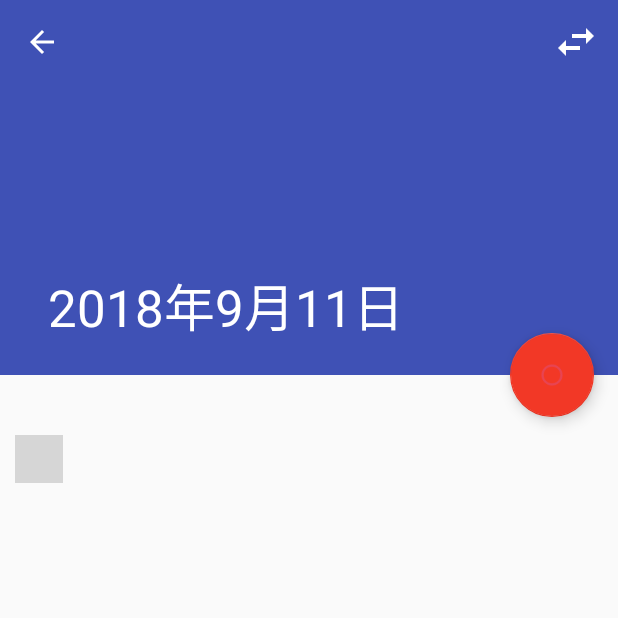
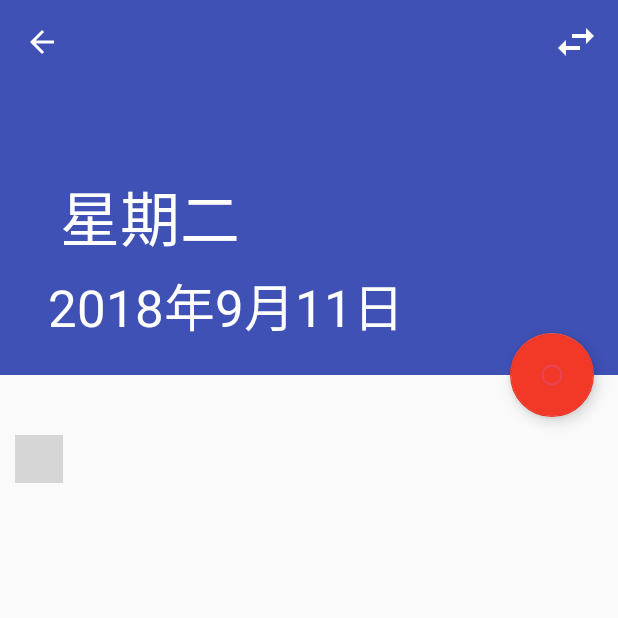
Before and after one commit to ZouTaooo/Invisible, an Android app: the DiaryActivity screen opened directly, with no data from a screen before it, on a phone screen of 412 x 824 dp, the top half of it. Run offline under Robolectric (Android 15) with nearby library versions, the light colour scheme and no system bars; libraries missing offline, so code that uses them is left out: com.baoyachi.stepview; plain views replace VerticalStepView; pictures from the network do not load; 2 statements that could not run were skipped; grey boxes are pictures that could not be loaded.

Commit message:
update diary background picture and change date

```diff
--- a/app/build.gradle
+++ b/app/build.gradle
@@ -57,4 +57,7 @@ dependencies {
     implementation 'de.hdodenhof:circleimageview:2.2.0'
     //StepView
     implementation 'com.github.baoyachi:StepView:1.9'
+    //图片加载
+    implementation 'com.github.bumptech.glide:glide:4.8.0'
+    annotationProcessor 'com.github.bumptech.glide:compiler:4.8.0'
 }
--- a/app/src/main/java/com/example/invisible/Activity/CenterActivity.java
+++ b/app/src/main/java/com/example/invisible/Activity/CenterActivity.java
@@ -209,7 +209,7 @@ public class CenterActivity extends BaseActivity implements View.OnClickListener
                     case R.id.diary:
                         startActivity(new Intent(CenterActivity.this, DiaryActivity.class));
                     case R.id.bottle:
-                        startActivity(new Intent());
+                        //startActivity(new Intent());
                 }
                 return true;
             }
--- a/app/src/main/java/com/example/invisible/Activity/DiaryActivity.java
+++ b/app/src/main/java/com/example/invisible/Activity/DiaryActivity.java
@@ -6,19 +6,29 @@ import android.support.design.widget.CollapsingToolbarLayout;
 import android.support.design.widget.FloatingActionButton;
 import android.support.v4.content.ContextCompat;
 import android.support.v7.widget.Toolbar;
+import android.util.Log;
 import android.view.Menu;
 import android.view.MenuItem;
 import android.view.View;
 import android.widget.DatePicker;
 import android.widget.ImageView;
+import android.widget.TextView;
 
 import com.baoyachi.stepview.VerticalStepView;
+import com.bumptech.glide.Glide;
 import com.example.invisible.Confi.BaseActivity;
 import com.example.invisible.R;
 
+import java.io.IOException;
 import java.util.ArrayList;
 import java.util.Calendar;
 import java.util.List;
+
+import okhttp3.Call;
+import okhttp3.Callback;
+import okhttp3.OkHttpClient;
+import okhttp3.Request;
+import okhttp3.Response;
 
 public class DiaryActivity extends BaseActivity implements View.OnClickListener {
 
@@ -28,6 +38,9 @@ public class DiaryActivity extends BaseActivity implements View.OnClickListener
     private VerticalStepView mStepView;
     private FloatingActionButton mFab;
     private Calendar calendar;
+    private TextView mWeek;
+
+    private static final String TAG = "DiaryActivity";
 
     @Override
     protected void onCreate(Bundle savedInstanceState) {
@@ -36,14 +49,49 @@ public class DiaryActivity extends BaseActivity implements View.OnClickListener
         initView();
     }
 
+    private void getBingPic() {
+        OkHttpClient client = new OkHttpClient();
+        final Request request = new Request.Builder()
+                .url("http://guolin.tech/api/bing_pic")
+                .build();
+
+        client.newCall(request).enqueue(new Callback() {
+            @Override
+            public void onFailure(Call call, IOException e) {
+                Log.e(TAG, "onFailure: " + "获取失败");
+            }
+
+            @Override
+            public void onResponse(Call call, Response response) throws IOException {
+                final String url = response.body().string();
+                putS("bing_pic", url);
+                Log.e(TAG, "onResponse: " + url);
+                runOnUiThread(new Runnable() {
+                    @Override
+                    public void run() {
+                        Glide.with(DiaryActivity.this).load(url).into(mBackgroundImage);
+                    }
+                });
+            }
+        });
+    }
+
     private void initView() {
         mBackgroundImage = (ImageView) findViewById(R.id.background_image);
+        String url = getS("bing_pic");
+        if (url != null) {
+            Glide.with(DiaryActivity.this).load(url).into(mBackgroundImage);
+        } else {
+            getBingPic();
+        }
         setUpToolbar();
         mCollapsingToolbar = (CollapsingToolbarLayout) findViewById(R.id.collapsing_toolbar);
         int year = calendar.get(Calendar.YEAR);
         int month = calendar.get(Calendar.MONTH);
         int day = calendar.get(Calendar.DAY_OF_MONTH);
         mCollapsingToolbar.setTitle(year + "年" + (month + 1) + "月" + day + "日");
+        mWeek = findViewById(R.id.week);
+        mWeek.setText(getWeek(year, month + 1, day));
         setUpStepView();
         mFab = (FloatingActionButton) findViewById(R.id.fab);
         mFab.setOnClickListener(this);
@@ -66,10 +114,10 @@ public class DiaryActivity extends BaseActivity implements View.OnClickListener
                             @Override
                             public void onDateSet(DatePicker view, int year, int month, int dayOfMonth) {
                                 mCollapsingToolbar.setTitle(year + "年" + (month + 1) + "月" + dayOfMonth + "日");
+                                mWeek.setText(getWeek(year, month + 1, dayOfMonth));
                             }
                         }, calendar.get(Calendar.YEAR), calendar.get(Calendar.MONTH),
                                 calendar.get(Calendar.DAY_OF_MONTH)).show();
-
                 }
                 return false;
             }
@@ -79,9 +127,9 @@ public class DiaryActivity extends BaseActivity implements View.OnClickListener
     private void setUpStepView() {
         mStepView = (VerticalStepView) findViewById(R.id.step_view);
         List<String> list = new ArrayList<>();
-        list.add("我今天心情很不错\n                               9:20  日迹");
-        list.add("我今天心情很不错\n                               9:20  日迹");
-        list.add("我今天心情很不错\n                               9:30  日迹");
+        list.add("我今天心情很不错我今天心情很不错我今天心情很不错我今天心情很不错我今天心情很不错我今天心情很不错我今天心情很不错我今天心情很不错我今天心情很不错我今天心情很不错\n                               9:20  日迹");
+        list.add("我今天心情很不错我今天心情很不错我今天心情很不错我今天心情很不错我今天心情很不错我今天心情很不错我今天心情很不错我今天心情很不错我今天心情很不错\n                               9:20  日迹");
+        list.add("我今天心情很不错我今天心情很不错我今天心情很不错我今天心情很不错我今天心情很不错我今天心情很不错我今天心情很不错我今天心情很不错我今天心情很不错我今天心情很不错\n                               9:30  日迹");
         list.add("今日共3条日迹哦");
         mStepView.setStepsViewIndicatorComplectingPosition(list.size() - 1)//设置完成的步数
                 .reverseDraw(false)//default is true
@@ -121,4 +169,40 @@ public class DiaryActivity extends BaseActivity implements View.OnClickListener
                 break;
         }
     }
+
+
+    String getWeek(int y, int m, int d) {
+        if (m == 1 || m == 2) {//一二月换算
+            m += 12;
+            y--;
+        }
+        int week = (d + 2 * m + 3 * (m + 1) / 5 + y + y / 4 - y / 100 + y / 400 + 1) % 7;
+        String weekNum = "";
+        switch (week) {
+            case 1:
+                weekNum = "一";
+                break;
+            case 2:
+                weekNum = "二";
+                break;
+            case 3:
+                weekNum = "三";
+                break;
+            case 4:
+                weekNum = "四";
+                break;
+            case 5:
+                weekNum = "五";
+                break;
+            case 6:
+                weekNum = "六";
+                break;
+            case 7:
+                weekNum = "七";
+                break;
+
+
+        }
+        return "星期" + weekNum;//其中1~7表示周一到周日
+    }
 }
--- a/app/src/main/java/com/example/invisible/Confi/BaseActivity.java
+++ b/app/src/main/java/com/example/invisible/Confi/BaseActivity.java
@@ -1,14 +1,11 @@
 package com.example.invisible.Confi;
 
-import android.app.Activity;
 import android.content.SharedPreferences;
-import android.graphics.Color;
 import android.os.Bundle;
 import android.preference.PreferenceManager;
 import android.support.annotation.Nullable;
 import android.support.v7.app.AppCompatActivity;
 import android.view.MenuItem;
-import android.widget.TextView;
 import android.widget.Toast;
 
 public class BaseActivity extends AppCompatActivity {
@@ -49,8 +46,8 @@ public class BaseActivity extends AppCompatActivity {
     }
 
     //获取缓存
-    public void getS(String key){
-        getPreference().getString(key, null);
+    public String getS(String key){
+        return getPreference().getString(key, null);
     }
 
     //获取SharedPreferences对象
--- a/app/src/main/java/com/example/invisible/Service/ApiService.java
+++ b/app/src/main/java/com/example/invisible/Service/ApiService.java
@@ -4,9 +4,13 @@ import com.example.invisible.Bean.Basebean;
 import com.example.invisible.Bean.Token;
 
 import io.reactivex.Observable;
+import okhttp3.Response;
+import okhttp3.ResponseBody;
 import retrofit2.http.Field;
 import retrofit2.http.FormUrlEncoded;
+import retrofit2.http.GET;
 import retrofit2.http.POST;
+import retrofit2.http.Url;
 
 public interface ApiService {
     String BASE_URL = "http://118.24.32.220:8001/";
@@ -39,7 +43,7 @@ public interface ApiService {
     @FormUrlEncoded
     @POST("api/receive_sms/")
     Observable<Basebean> testMessage(@Field("mobile") String mobile,
-                                 @Field("code") String code);
+                                     @Field("code") String code);
 
     //修改密码
     @FormUrlEncoded
--- a/app/src/main/res/layout/activity_diary.xml
+++ b/app/src/main/res/layout/activity_diary.xml
@@ -28,6 +28,15 @@
                 android:layout_height="match_parent"
                 android:scaleType="centerCrop"
                 app:layout_collapseMode="parallax" />
+            <TextView
+                android:id="@+id/week"
+                android:textColor="@color/color_white"
+                android:layout_gravity="center|start"
+                android:layout_marginLeft="40dp"
+                android:layout_marginTop="20dp"
+                android:textSize="40sp"
+                android:layout_width="wrap_content"
+                android:layout_height="wrap_content" />
 
             <android.support.v7.widget.Toolbar
                 android:id="@+id/toolbar"
```
